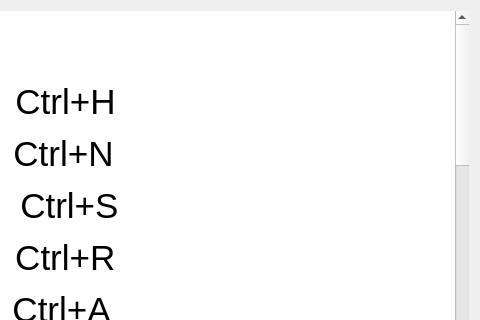
Qt form Codebase/GUI/UI_Files/HelpWidget.ui (Mulukulum/Amberia) before a commit; both pictures show x 687 to 1167 and y 0 to 320 of the 1167 by 665 pixel window.
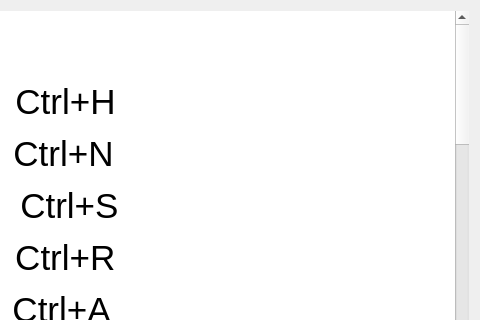
The same form after that commit. Icons and pictures are not drawn.

Commit message: Added all the text into the help window

What changed in the file:
```diff
--- a/Codebase/GUI/UI_Files/HelpWidget.ui
+++ b/Codebase/GUI/UI_Files/HelpWidget.ui
@@ -40,10 +40,10 @@
 &lt;p style=&quot; margin-top:12px; margin-bottom:12px; margin-left:0px; margin-right:0px; -qt-block-indent:0; text-indent:0px;&quot;&gt;&lt;span style=&quot; font-size:18pt;&quot;&gt;The sidebar (shown below) contains all your projects and a few other useful buttons&lt;/span&gt;&lt;/p&gt;
 &lt;p align=&quot;justify&quot; style=&quot; margin-top:12px; margin-bottom:12px; margin-left:0px; margin-right:0px; -qt-block-indent:0; text-indent:0px;&quot;&gt;&lt;img src=&quot;:/Images/Sidebar.png&quot; /&gt; &lt;span style=&quot; font-size:20pt;&quot;&gt; &lt;/span&gt;&lt;/p&gt;
 &lt;p style=&quot;-qt-paragraph-type:empty; margin-top:12px; margin-bottom:12px; margin-left:0px; margin-right:0px; -qt-block-indent:0; text-indent:0px;&quot;&gt;&lt;br /&gt;&lt;/p&gt;
-&lt;p style=&quot; margin-top:12px; margin-bottom:12px; margin-left:0px; margin-right:0px; -qt-block-indent:0; text-indent:0px;&quot;&gt;&lt;span style=&quot; font-size:16pt;&quot;&gt;The '&lt;/span&gt;&lt;span style=&quot; font-size:16pt; font-weight:600;&quot;&gt;Help&lt;/span&gt;&lt;span style=&quot; font-size:16pt;&quot;&gt;' Button brings up this screen&lt;/span&gt;&lt;/p&gt;
-&lt;p style=&quot; margin-top:12px; margin-bottom:12px; margin-left:0px; margin-right:0px; -qt-block-indent:0; text-indent:0px;&quot;&gt;&lt;span style=&quot; font-size:16pt;&quot;&gt;The '&lt;/span&gt;&lt;span style=&quot; font-size:16pt; font-weight:600;&quot;&gt;Settings&lt;/span&gt;&lt;span style=&quot; font-size:16pt;&quot;&gt;' Button can be used to customize the app. Customisation is discussed in further detail at the end of this help screen&lt;/span&gt;&lt;/p&gt;
-&lt;p style=&quot; margin-top:12px; margin-bottom:12px; margin-left:0px; margin-right:0px; -qt-block-indent:0; text-indent:0px;&quot;&gt;&lt;span style=&quot; font-size:16pt;&quot;&gt;The '&lt;/span&gt;&lt;span style=&quot; font-size:16pt; font-weight:600;&quot;&gt;Today's Tasks&lt;/span&gt;&lt;span style=&quot; font-size:16pt;&quot;&gt;' Button shows you the tasks that are due today.&lt;/span&gt;&lt;span style=&quot; font-size:14pt;&quot;&gt; &lt;/span&gt;&lt;/p&gt;
-&lt;p style=&quot; margin-top:12px; margin-bottom:12px; margin-left:0px; margin-right:0px; -qt-block-indent:0; text-indent:0px;&quot;&gt;&lt;span style=&quot; font-size:16pt;&quot;&gt;The '&lt;/span&gt;&lt;span style=&quot; font-size:16pt; font-weight:600;&quot;&gt;Add Project&lt;/span&gt;&lt;span style=&quot; font-size:16pt;&quot;&gt;' Button is used to create a project. &lt;/span&gt;&lt;/p&gt;
+&lt;p style=&quot; margin-top:12px; margin-bottom:12px; margin-left:0px; margin-right:0px; -qt-block-indent:0; text-indent:0px;&quot;&gt;&lt;span style=&quot; font-size:16pt;&quot;&gt;• The '&lt;/span&gt;&lt;span style=&quot; font-size:16pt; font-weight:600;&quot;&gt;Help&lt;/span&gt;&lt;span style=&quot; font-size:16pt;&quot;&gt;' Button brings up this screen&lt;/span&gt;&lt;/p&gt;
+&lt;p style=&quot; margin-top:12px; margin-bottom:12px; margin-left:0px; margin-right:0px; -qt-block-indent:0; text-indent:0px;&quot;&gt;&lt;span style=&quot; font-size:16pt;&quot;&gt;• The '&lt;/span&gt;&lt;span style=&quot; font-size:16pt; font-weight:600;&quot;&gt;Settings&lt;/span&gt;&lt;span style=&quot; font-size:16pt;&quot;&gt;' Button can be used to customize the app. Customisation is discussed in further detail at the end of this help screen&lt;/span&gt;&lt;/p&gt;
+&lt;p style=&quot; margin-top:12px; margin-bottom:12px; margin-left:0px; margin-right:0px; -qt-block-indent:0; text-indent:0px;&quot;&gt;&lt;span style=&quot; font-size:16pt;&quot;&gt;• The '&lt;/span&gt;&lt;span style=&quot; font-size:16pt; font-weight:600;&quot;&gt;Today's Tasks&lt;/span&gt;&lt;span style=&quot; font-size:16pt;&quot;&gt;' Button shows you the tasks that are due today.&lt;/span&gt;&lt;span style=&quot; font-size:14pt;&quot;&gt; &lt;/span&gt;&lt;/p&gt;
+&lt;p style=&quot; margin-top:12px; margin-bottom:12px; margin-left:0px; margin-right:0px; -qt-block-indent:0; text-indent:0px;&quot;&gt;&lt;span style=&quot; font-size:16pt;&quot;&gt;• The '&lt;/span&gt;&lt;span style=&quot; font-size:16pt; font-weight:600;&quot;&gt;Add Project&lt;/span&gt;&lt;span style=&quot; font-size:16pt;&quot;&gt;' Button is used to create a project. &lt;/span&gt;&lt;/p&gt;
 &lt;p style=&quot;-qt-paragraph-type:empty; margin-top:12px; margin-bottom:12px; margin-left:0px; margin-right:0px; -qt-block-indent:0; text-indent:0px; font-size:16pt;&quot;&gt;&lt;br /&gt;&lt;/p&gt;
 &lt;p style=&quot; margin-top:12px; margin-bottom:12px; margin-left:0px; margin-right:0px; -qt-block-indent:0; text-indent:0px;&quot;&gt;&lt;span style=&quot; font-size:24pt; text-decoration: underline;&quot;&gt;Projects&lt;/span&gt;&lt;span style=&quot; font-size:24pt;&quot;&gt;:&lt;/span&gt;&lt;/p&gt;
 &lt;p style=&quot; margin-top:12px; margin-bottom:12px; margin-left:0px; margin-right:0px; -qt-block-indent:0; text-indent:0px;&quot;&gt;&lt;span style=&quot; font-size:16pt;&quot;&gt;To get started with managing your tasks, the app requires you to first &lt;/span&gt;&lt;span style=&quot; font-size:16pt; text-decoration: underline;&quot;&gt;create a project&lt;/span&gt;&lt;span style=&quot; font-size:16pt;&quot;&gt;. &lt;/span&gt;&lt;/p&gt;
@@ -52,18 +52,19 @@
 &lt;p style=&quot; margin-top:12px; margin-bottom:12px; margin-left:0px; margin-right:0px; -qt-block-indent:0; text-indent:0px;&quot;&gt;&lt;span style=&quot; font-size:16pt;&quot;&gt;You will also notice a new button in the sidebar with the name of the project. Clicking the button will take you to the project screen&lt;/span&gt;&lt;/p&gt;
 &lt;p style=&quot;-qt-paragraph-type:empty; margin-top:12px; margin-bottom:12px; margin-left:0px; margin-right:0px; -qt-block-indent:0; text-indent:0px;&quot;&gt;&lt;br /&gt;&lt;/p&gt;
 &lt;p style=&quot; margin-top:12px; margin-bottom:12px; margin-left:0px; margin-right:0px; -qt-block-indent:0; text-indent:0px;&quot;&gt;&lt;img src=&quot;:/Images/Project.png&quot; /&gt;&lt;/p&gt;
+&lt;p style=&quot;-qt-paragraph-type:empty; margin-top:12px; margin-bottom:12px; margin-left:0px; margin-right:0px; -qt-block-indent:0; text-indent:0px;&quot;&gt;&lt;br /&gt;&lt;/p&gt;
 &lt;p style=&quot; margin-top:12px; margin-bottom:12px; margin-left:0px; margin-right:0px; -qt-block-indent:0; text-indent:0px;&quot;&gt;&lt;span style=&quot; font-size:14pt;&quot;&gt;To &lt;/span&gt;&lt;span style=&quot; font-size:14pt; font-weight:600;&quot;&gt;PERMANENTLY DELETE&lt;/span&gt;&lt;span style=&quot; font-size:14pt;&quot;&gt; the Project, press the '&lt;/span&gt;&lt;span style=&quot; font-size:14pt; font-weight:600;&quot;&gt;Delete&lt;/span&gt;&lt;span style=&quot; font-size:14pt;&quot;&gt;' key on the keyboard or click the '&lt;/span&gt;&lt;span style=&quot; font-size:14pt; font-weight:600;&quot;&gt;Delete Project&lt;/span&gt;&lt;span style=&quot; font-size:14pt;&quot;&gt;' button.&lt;/span&gt;&lt;/p&gt;
-&lt;p style=&quot; margin-top:12px; margin-bottom:12px; margin-left:0px; margin-right:0px; -qt-block-indent:0; text-indent:0px;&quot;&gt;&lt;span style=&quot; font-size:14pt;&quot;&gt;Deletion is a non-reversible action and once deleted, the project will not be recoverable at all.&lt;/span&gt;&lt;/p&gt;
+&lt;p style=&quot; margin-top:12px; margin-bottom:12px; margin-left:0px; margin-right:0px; -qt-block-indent:0; text-indent:0px;&quot;&gt;&lt;span style=&quot; font-size:14pt;&quot;&gt;Deletion is a &lt;/span&gt;&lt;span style=&quot; font-size:14pt; font-weight:600; text-decoration: underline;&quot;&gt;non-reversible&lt;/span&gt;&lt;span style=&quot; font-size:14pt;&quot;&gt; action and once deleted, the project will not be recoverable at all.&lt;/span&gt;&lt;/p&gt;
 &lt;p style=&quot; margin-top:12px; margin-bottom:12px; margin-left:0px; margin-right:0px; -qt-block-indent:0; text-indent:0px;&quot;&gt;&lt;span style=&quot; font-size:14pt;&quot;&gt;Let us now add a few computer science related tasks using the '&lt;/span&gt;&lt;span style=&quot; font-size:14pt; font-weight:600;&quot;&gt;Add Task'&lt;/span&gt;&lt;span style=&quot; font-size:14pt;&quot;&gt; Button.&lt;/span&gt;&lt;/p&gt;
 &lt;p style=&quot;-qt-paragraph-type:empty; margin-top:12px; margin-bottom:12px; margin-left:0px; margin-right:0px; -qt-block-indent:0; text-indent:0px; font-size:16pt;&quot;&gt;&lt;br /&gt;&lt;/p&gt;
 &lt;p style=&quot;-qt-paragraph-type:empty; margin-top:12px; margin-bottom:12px; margin-left:0px; margin-right:0px; -qt-block-indent:0; text-indent:0px;&quot;&gt;&lt;br /&gt;&lt;/p&gt;
 &lt;p style=&quot; margin-top:12px; margin-bottom:12px; margin-left:0px; margin-right:0px; -qt-block-indent:0; text-indent:0px;&quot;&gt;&lt;span style=&quot; font-size:16pt;&quot;&gt;Now that the tasks have been added, it would be convenient to group all the CS Project related tasks together. &lt;/span&gt;&lt;/p&gt;
-&lt;p style=&quot; margin-top:12px; margin-bottom:12px; margin-left:0px; margin-right:0px; -qt-block-indent:0; text-indent:0px;&quot;&gt;&lt;span style=&quot; font-size:16pt;&quot;&gt;Fortunately, Amberia makes this easy with the use of Sections.&lt;/span&gt;&lt;/p&gt;
+&lt;p style=&quot; margin-top:12px; margin-bottom:12px; margin-left:0px; margin-right:0px; -qt-block-indent:0; text-indent:0px;&quot;&gt;&lt;span style=&quot; font-size:16pt;&quot;&gt;Fortunately, Amberia makes this easy with the use of &lt;/span&gt;&lt;span style=&quot; font-size:16pt; font-weight:600;&quot;&gt;Sections&lt;/span&gt;&lt;span style=&quot; font-size:16pt;&quot;&gt;.&lt;/span&gt;&lt;/p&gt;
 &lt;p style=&quot;-qt-paragraph-type:empty; margin-top:12px; margin-bottom:12px; margin-left:0px; margin-right:0px; -qt-block-indent:0; text-indent:0px; font-size:16pt;&quot;&gt;&lt;br /&gt;&lt;/p&gt;
 &lt;p style=&quot;-qt-paragraph-type:empty; margin-top:12px; margin-bottom:12px; margin-left:0px; margin-right:0px; -qt-block-indent:0; text-indent:0px; font-size:16pt;&quot;&gt;&lt;br /&gt;&lt;/p&gt;
 &lt;p style=&quot; margin-top:12px; margin-bottom:12px; margin-left:0px; margin-right:0px; -qt-block-indent:0; text-indent:0px;&quot;&gt;&lt;span style=&quot; font-size:24pt; text-decoration: underline;&quot;&gt;Sections&lt;/span&gt;&lt;span style=&quot; font-size:24pt;&quot;&gt;:&lt;/span&gt;&lt;/p&gt;
 &lt;p style=&quot; margin-top:12px; margin-bottom:12px; margin-left:0px; margin-right:0px; -qt-block-indent:0; text-indent:0px;&quot;&gt;&lt;span style=&quot; font-size:14pt;&quot;&gt;To add a section, a user can use the '&lt;/span&gt;&lt;span style=&quot; font-size:14pt; font-weight:600;&quot;&gt;Add Section&lt;/span&gt;&lt;span style=&quot; font-size:14pt;&quot;&gt;' Button. &lt;/span&gt;&lt;/p&gt;
-&lt;p style=&quot; margin-top:12px; margin-bottom:12px; margin-left:0px; margin-right:0px; -qt-block-indent:0; text-indent:0px;&quot;&gt;&lt;span style=&quot; font-size:14pt;&quot;&gt;This section can have tasks added to neatly arrange all your tasks. &lt;/span&gt;&lt;/p&gt;
+&lt;p style=&quot; margin-top:12px; margin-bottom:12px; margin-left:0px; margin-right:0px; -qt-block-indent:0; text-indent:0px;&quot;&gt;&lt;span style=&quot; font-size:14pt;&quot;&gt;This section can have tasks added to &lt;/span&gt;&lt;span style=&quot; font-size:14pt; text-decoration: underline;&quot;&gt;neatly arrange&lt;/span&gt;&lt;span style=&quot; font-size:14pt;&quot;&gt; all your tasks. &lt;/span&gt;&lt;/p&gt;
 &lt;p style=&quot; margin-top:12px; margin-bottom:12px; margin-left:0px; margin-right:0px; -qt-block-indent:0; text-indent:0px;&quot;&gt;&lt;span style=&quot; font-size:14pt;&quot;&gt;An example is shown below where all CS Project related tasks are now visible clearly in a section&lt;/span&gt;&lt;/p&gt;
 &lt;p style=&quot;-qt-paragraph-type:empty; margin-top:12px; margin-bottom:12px; margin-left:0px; margin-right:0px; -qt-block-indent:0; text-indent:0px; font-size:14pt;&quot;&gt;&lt;br /&gt;&lt;/p&gt;
 &lt;p style=&quot;-qt-paragraph-type:empty; margin-top:12px; margin-bottom:12px; margin-left:0px; margin-right:0px; -qt-block-indent:0; text-indent:0px; font-size:14pt;&quot;&gt;&lt;br /&gt;&lt;/p&gt;
@@ -71,22 +72,47 @@
 &lt;p style=&quot; margin-top:12px; margin-bottom:12px; margin-left:0px; margin-right:0px; -qt-block-indent:0; text-indent:0px;&quot;&gt;&lt;span style=&quot; font-size:24pt; text-decoration: underline;&quot;&gt;Tasks&lt;/span&gt;&lt;span style=&quot; font-size:24pt;&quot;&gt;:&lt;/span&gt;&lt;/p&gt;
 &lt;p style=&quot; margin-top:12px; margin-bottom:12px; margin-left:0px; margin-right:0px; -qt-block-indent:0; text-indent:0px;&quot;&gt;&lt;span style=&quot; font-size:14pt;&quot;&gt;Tasks have a few important properties (besides the title). &lt;/span&gt;&lt;/p&gt;
 &lt;p style=&quot; margin-top:12px; margin-bottom:12px; margin-left:0px; margin-right:0px; -qt-block-indent:0; text-indent:0px;&quot;&gt;&lt;span style=&quot; font-size:14pt; font-weight:600; text-decoration: underline;&quot;&gt;1.) Priority Level:&lt;/span&gt;&lt;/p&gt;
-&lt;p style=&quot; margin-top:12px; margin-bottom:12px; margin-left:0px; margin-right:0px; -qt-block-indent:0; text-indent:0px;&quot;&gt;&lt;span style=&quot; font-size:14pt;&quot;&gt;	Tasks are created with a default '&lt;/span&gt;&lt;span style=&quot; font-size:14pt; font-weight:600;&quot;&gt;Priority Level&lt;/span&gt;&lt;span style=&quot; font-size:14pt;&quot;&gt;' of 10. &lt;/span&gt;&lt;/p&gt;
-&lt;p style=&quot; margin-top:12px; margin-bottom:12px; margin-left:0px; margin-right:0px; -qt-block-indent:0; text-indent:0px;&quot;&gt;&lt;span style=&quot; font-size:14pt;&quot;&gt;	There are a total of 10 levels with 1 being the highest. &lt;/span&gt;&lt;/p&gt;
+&lt;p style=&quot; margin-top:12px; margin-bottom:12px; margin-left:0px; margin-right:0px; -qt-block-indent:0; text-indent:0px;&quot;&gt;&lt;span style=&quot; font-size:14pt;&quot;&gt;	• Tasks are created with a default '&lt;/span&gt;&lt;span style=&quot; font-size:14pt; font-weight:600;&quot;&gt;Priority Level&lt;/span&gt;&lt;span style=&quot; font-size:14pt;&quot;&gt;' of 10. &lt;/span&gt;&lt;/p&gt;
+&lt;p style=&quot; margin-top:12px; margin-bottom:12px; margin-left:0px; margin-right:0px; -qt-block-indent:0; text-indent:0px;&quot;&gt;&lt;span style=&quot; font-size:14pt;&quot;&gt;	• There are a total of 10 levels with 1 being the highest. &lt;/span&gt;&lt;/p&gt;
 &lt;p style=&quot; margin-top:12px; margin-bottom:12px; margin-left:0px; margin-right:0px; -qt-block-indent:0; text-indent:0px;&quot;&gt;&lt;span style=&quot; font-size:14pt; font-weight:600; text-decoration: underline;&quot;&gt;2.) Due Date:&lt;/span&gt;&lt;span style=&quot; font-size:14pt; font-weight:600;&quot;&gt; &lt;/span&gt;&lt;/p&gt;
-&lt;p style=&quot; margin-top:12px; margin-bottom:12px; margin-left:0px; margin-right:0px; -qt-block-indent:0; text-indent:0px;&quot;&gt;&lt;span style=&quot; font-size:14pt;&quot;&gt;	Tasks have a due date, which is not set when a task is created. &lt;/span&gt;&lt;/p&gt;
-&lt;p style=&quot; margin-top:12px; margin-bottom:12px; margin-left:0px; margin-right:0px; -qt-block-indent:0; text-indent:0px;&quot;&gt;&lt;span style=&quot; font-size:14pt;&quot;&gt;	Due date maybe set after creation and you can choose to be reminded when the task is due. &lt;/span&gt;&lt;/p&gt;
+&lt;p style=&quot; margin-top:12px; margin-bottom:12px; margin-left:0px; margin-right:0px; -qt-block-indent:0; text-indent:0px;&quot;&gt;&lt;span style=&quot; font-size:14pt;&quot;&gt;	• Tasks have a due date, which &lt;/span&gt;&lt;span style=&quot; font-size:14pt; text-decoration: underline;&quot;&gt;is not set&lt;/span&gt;&lt;span style=&quot; font-size:14pt;&quot;&gt; when a task is created. &lt;/span&gt;&lt;/p&gt;
+&lt;p style=&quot; margin-top:12px; margin-bottom:12px; margin-left:0px; margin-right:0px; -qt-block-indent:0; text-indent:0px;&quot;&gt;&lt;span style=&quot; font-size:14pt;&quot;&gt;	• Due date &lt;/span&gt;&lt;span style=&quot; font-size:14pt; text-decoration: underline;&quot;&gt;maybe set after creation&lt;/span&gt;&lt;span style=&quot; font-size:14pt;&quot;&gt; and you can choose to be reminded when the task is due. &lt;/span&gt;&lt;/p&gt;
 &lt;p style=&quot; margin-top:12px; margin-bottom:12px; margin-left:0px; margin-right:0px; -qt-block-indent:0; text-indent:0px;&quot;&gt;&lt;span style=&quot; font-size:14pt; font-weight:600; text-decoration: underline;&quot;&gt;3.) Description:&lt;/span&gt;&lt;span style=&quot; font-size:14pt; font-weight:600;&quot;&gt; &lt;/span&gt;&lt;/p&gt;
-&lt;p style=&quot; margin-top:12px; margin-bottom:12px; margin-left:0px; margin-right:0px; -qt-block-indent:0; text-indent:0px;&quot;&gt;&lt;span style=&quot; font-size:14pt;&quot;&gt;	Tasks can have notes or text attached to them which can be used to store important information like a list of groceries for example. &lt;/span&gt;&lt;/p&gt;
+&lt;p style=&quot; margin-top:12px; margin-bottom:12px; margin-left:0px; margin-right:0px; -qt-block-indent:0; text-indent:0px;&quot;&gt;&lt;span style=&quot; font-size:14pt;&quot;&gt;	• Tasks can have notes or text attached to them which can be used to store important information like a list of groceries for example. &lt;/span&gt;&lt;/p&gt;
 &lt;p style=&quot; margin-top:12px; margin-bottom:12px; margin-left:0px; margin-right:0px; -qt-block-indent:0; text-indent:0px;&quot;&gt;&lt;span style=&quot; font-size:14pt; font-weight:600; text-decoration: underline;&quot;&gt;4.) Reminder:&lt;/span&gt;&lt;/p&gt;
-&lt;p style=&quot; margin-top:12px; margin-bottom:12px; margin-left:0px; margin-right:0px; -qt-block-indent:0; text-indent:0px;&quot;&gt;&lt;span style=&quot; font-size:14pt;&quot;&gt;	When you would like to be reminded about a task by notification, checking the '&lt;/span&gt;&lt;span style=&quot; font-size:14pt; font-weight:600;&quot;&gt;Remind Me' &lt;/span&gt;&lt;span style=&quot; font-size:14pt;&quot;&gt;box will popup a notification at the due date. &lt;/span&gt;&lt;/p&gt;
-&lt;p style=&quot; margin-top:12px; margin-bottom:12px; margin-left:0px; margin-right:0px; -qt-block-indent:0; text-indent:0px;&quot;&gt;&lt;span style=&quot; font-size:14pt;&quot;&gt;Tasks may also be deleted&lt;/span&gt;&lt;/p&gt;
-&lt;p style=&quot;-qt-paragraph-type:empty; margin-top:12px; margin-bottom:12px; margin-left:0px; margin-right:0px; -qt-block-indent:0; text-indent:0px; font-size:14pt;&quot;&gt;&lt;br /&gt;&lt;/p&gt;
-&lt;p style=&quot; margin-top:12px; margin-bottom:12px; margin-left:0px; margin-right:0px; -qt-block-indent:0; text-indent:0px;&quot;&gt;&lt;span style=&quot; font-size:18pt;&quot;&gt;These properties can be edited using the '&lt;/span&gt;&lt;span style=&quot; font-size:18pt; font-weight:600;&quot;&gt;Edit Task' &lt;/span&gt;&lt;span style=&quot; font-size:18pt;&quot;&gt;button. An example is shown below&lt;/span&gt;&lt;br /&gt;&lt;/p&gt;
+&lt;p style=&quot; margin-top:12px; margin-bottom:12px; margin-left:0px; margin-right:0px; -qt-block-indent:0; text-indent:0px;&quot;&gt;&lt;span style=&quot; font-size:14pt;&quot;&gt;	• When you would like to be reminded about a task by notification, checking the '&lt;/span&gt;&lt;span style=&quot; font-size:14pt; font-weight:600;&quot;&gt;Remind Me' &lt;/span&gt;&lt;span style=&quot; font-size:14pt;&quot;&gt;box will popup a notification at the due date. &lt;/span&gt;&lt;/p&gt;
+&lt;p style=&quot; margin-top:12px; margin-bottom:12px; margin-left:0px; margin-right:0px; -qt-block-indent:0; text-indent:0px;&quot;&gt;&lt;span style=&quot; font-size:20pt;&quot;&gt;Tasks may also be &lt;/span&gt;&lt;span style=&quot; font-size:20pt; text-decoration: underline;&quot;&gt;deleted&lt;/span&gt;&lt;/p&gt;
+&lt;p style=&quot; margin-top:12px; margin-bottom:12px; margin-left:0px; margin-right:0px; -qt-block-indent:0; text-indent:0px;&quot;&gt;&lt;span style=&quot; font-size:18pt;&quot;&gt;These properties can be edited using the '&lt;/span&gt;&lt;span style=&quot; font-size:18pt; font-weight:600;&quot;&gt;Edit Task' &lt;/span&gt;&lt;span style=&quot; font-size:18pt;&quot;&gt;button. An example is shown below&lt;/span&gt;&lt;/p&gt;
+&lt;p style=&quot;-qt-paragraph-type:empty; margin-top:12px; margin-bottom:12px; margin-left:0px; margin-right:0px; -qt-block-indent:0; text-indent:0px; font-size:18pt;&quot;&gt;&lt;br /&gt;&lt;/p&gt;
 &lt;p style=&quot;-qt-paragraph-type:empty; margin-top:12px; margin-bottom:12px; margin-left:0px; margin-right:0px; -qt-block-indent:0; text-indent:0px;&quot;&gt;&lt;br /&gt;&lt;/p&gt;
 &lt;p style=&quot;-qt-paragraph-type:empty; margin-top:12px; margin-bottom:12px; margin-left:0px; margin-right:0px; -qt-block-indent:0; text-indent:0px;&quot;&gt;&lt;br /&gt;&lt;/p&gt;
 &lt;p style=&quot;-qt-paragraph-type:empty; margin-top:12px; margin-bottom:12px; margin-left:0px; margin-right:0px; -qt-block-indent:0; text-indent:0px;&quot;&gt;&lt;br /&gt;&lt;/p&gt;
 &lt;p style=&quot;-qt-paragraph-type:empty; margin-top:12px; margin-bottom:12px; margin-left:0px; margin-right:0px; -qt-block-indent:0; text-indent:0px;&quot;&gt;&lt;br /&gt;&lt;/p&gt;
+&lt;p style=&quot;-qt-paragraph-type:empty; margin-top:12px; margin-bottom:12px; margin-left:0px; margin-right:0px; -qt-block-indent:0; text-indent:0px;&quot;&gt;&lt;br /&gt;&lt;/p&gt;
+&lt;p style=&quot; margin-top:12px; margin-bottom:12px; margin-left:0px; margin-right:0px; -qt-block-indent:0; text-indent:0px;&quot;&gt;&lt;span style=&quot; font-size:26pt; text-decoration: underline;&quot;&gt;Customisation:&lt;/span&gt;&lt;/p&gt;
+&lt;p style=&quot; margin-top:12px; margin-bottom:12px; margin-left:0px; margin-right:0px; -qt-block-indent:0; text-indent:0px;&quot;&gt;&lt;span style=&quot; font-size:26pt;&quot;&gt;Amberia allows the user to customize the looks, colors and sizes of its components.&lt;/span&gt;&lt;br /&gt;&lt;/p&gt;
+&lt;p style=&quot; margin-top:12px; margin-bottom:12px; margin-left:0px; margin-right:0px; -qt-block-indent:0; text-indent:0px;&quot;&gt;&lt;span style=&quot; font-size:24pt; text-decoration: underline;&quot;&gt;List of customizable items:&lt;/span&gt;&lt;/p&gt;
+&lt;p style=&quot; margin-top:12px; margin-bottom:12px; margin-left:0px; margin-right:0px; -qt-block-indent:0; text-indent:0px;&quot;&gt;&lt;span style=&quot; font-size:20pt;&quot;&gt;(i) &lt;/span&gt;&lt;span style=&quot; font-size:20pt; text-decoration: underline;&quot;&gt;Projects:&lt;/span&gt;&lt;/p&gt;
+&lt;p style=&quot; margin-top:12px; margin-bottom:12px; margin-left:0px; margin-right:0px; -qt-block-indent:0; text-indent:0px;&quot;&gt;&lt;span style=&quot; font-size:16pt;&quot;&gt;	• Project Color and Title&lt;/span&gt;&lt;/p&gt;
+&lt;p style=&quot; margin-top:12px; margin-bottom:12px; margin-left:0px; margin-right:0px; -qt-block-indent:0; text-indent:0px;&quot;&gt;&lt;span style=&quot; font-size:20pt;&quot;&gt;(ii) &lt;/span&gt;&lt;span style=&quot; font-size:20pt; text-decoration: underline;&quot;&gt;Sections:&lt;/span&gt;&lt;/p&gt;
+&lt;p style=&quot; margin-top:12px; margin-bottom:12px; margin-left:0px; margin-right:0px; -qt-block-indent:0; text-indent:0px;&quot;&gt;&lt;span style=&quot; font-size:16pt;&quot;&gt;	• Section Title&lt;/span&gt;&lt;/p&gt;
+&lt;p style=&quot; margin-top:12px; margin-bottom:12px; margin-left:0px; margin-right:0px; -qt-block-indent:0; text-indent:0px;&quot;&gt;&lt;span style=&quot; font-size:16pt;&quot;&gt;	• Minimum display height of a Section&lt;/span&gt;&lt;/p&gt;
+&lt;p style=&quot; margin-top:12px; margin-bottom:12px; margin-left:0px; margin-right:0px; -qt-block-indent:0; text-indent:0px;&quot;&gt;&lt;span style=&quot; font-size:20pt;&quot;&gt;(iii) &lt;/span&gt;&lt;span style=&quot; font-size:20pt; text-decoration: underline;&quot;&gt;Tasks:&lt;/span&gt;&lt;/p&gt;
+&lt;p style=&quot; margin-top:12px; margin-bottom:12px; margin-left:0px; margin-right:0px; -qt-block-indent:0; text-indent:0px;&quot;&gt;&lt;span style=&quot; font-size:16pt;&quot;&gt;	• Minimum display height of a Task&lt;/span&gt;&lt;/p&gt;
+&lt;p style=&quot; margin-top:12px; margin-bottom:12px; margin-left:0px; margin-right:0px; -qt-block-indent:0; text-indent:0px;&quot;&gt;&lt;span style=&quot; font-size:16pt;&quot;&gt;	• Color of task priorities&lt;/span&gt;&lt;/p&gt;
+&lt;p style=&quot; margin-top:12px; margin-bottom:12px; margin-left:0px; margin-right:0px; -qt-block-indent:0; text-indent:0px;&quot;&gt;&lt;span style=&quot; font-size:20pt;&quot;&gt;(iv) &lt;/span&gt;&lt;span style=&quot; font-size:20pt; text-decoration: underline;&quot;&gt;Sidebar:&lt;/span&gt;&lt;/p&gt;
+&lt;p style=&quot; margin-top:12px; margin-bottom:12px; margin-left:0px; margin-right:0px; -qt-block-indent:0; text-indent:0px;&quot;&gt;&lt;span style=&quot; font-size:16pt;&quot;&gt;	• Sidebar Scale Factor (To control how much of the screen the sidebar occupies)&lt;/span&gt;&lt;/p&gt;
+&lt;p style=&quot; margin-top:12px; margin-bottom:12px; margin-left:0px; margin-right:0px; -qt-block-indent:0; text-indent:0px;&quot;&gt;&lt;span style=&quot; font-size:20pt;&quot;&gt;(v) &lt;/span&gt;&lt;span style=&quot; font-size:20pt; text-decoration: underline;&quot;&gt;Overall Theme and other Display behaviours&lt;/span&gt;&lt;span style=&quot; font-size:20pt;&quot;&gt;:&lt;/span&gt;&lt;/p&gt;
+&lt;p style=&quot; margin-top:12px; margin-bottom:12px; margin-left:0px; margin-right:0px; -qt-block-indent:0; text-indent:0px;&quot;&gt;&lt;span style=&quot; font-size:16pt;&quot;&gt;	• 4 choices are offered for the color and look of the app&lt;/span&gt;&lt;/p&gt;
+&lt;p style=&quot;-qt-paragraph-type:empty; margin-top:12px; margin-bottom:12px; margin-left:0px; margin-right:0px; -qt-block-indent:0; text-indent:0px; font-size:16pt;&quot;&gt;&lt;br /&gt;&lt;/p&gt;
+&lt;p style=&quot; margin-top:12px; margin-bottom:12px; margin-left:0px; margin-right:0px; -qt-block-indent:0; text-indent:0px;&quot;&gt;&lt;span style=&quot; font-size:16pt;&quot;&gt;Most of these customisations can be made through the settings or the '&lt;/span&gt;&lt;span style=&quot; font-size:16pt; font-weight:600;&quot;&gt;Edit&lt;/span&gt;&lt;span style=&quot; font-size:16pt;&quot;&gt;' buttons.&lt;/span&gt;&lt;/p&gt;
+&lt;p style=&quot; margin-top:12px; margin-bottom:12px; margin-left:0px; margin-right:0px; -qt-block-indent:0; text-indent:0px;&quot;&gt;&lt;span style=&quot; font-size:16pt;&quot;&gt;These values maybe reset to default, except for the color of the Project and Titles which cannot be reset. &lt;/span&gt;&lt;/p&gt;
+&lt;p style=&quot;-qt-paragraph-type:empty; margin-top:12px; margin-bottom:12px; margin-left:0px; margin-right:0px; -qt-block-indent:0; text-indent:0px; font-size:16pt;&quot;&gt;&lt;br /&gt;&lt;/p&gt;
+&lt;p style=&quot; margin-top:12px; margin-bottom:12px; margin-left:0px; margin-right:0px; -qt-block-indent:0; text-indent:0px;&quot;&gt;&lt;span style=&quot; font-size:16pt;&quot;&gt;Additionally, if you're incredibly smart you can also customise the app by editing the stylesheets &lt;/span&gt;&lt;/p&gt;
+&lt;p style=&quot; margin-top:12px; margin-bottom:12px; margin-left:0px; margin-right:0px; -qt-block-indent:0; text-indent:0px;&quot;&gt;&lt;span style=&quot; font-size:16pt; text-decoration: underline;&quot;&gt;Location:&lt;/span&gt;&lt;span style=&quot; font-size:16pt;&quot;&gt; Amberia/Codebase/GUI/Stylesheets &lt;/span&gt;&lt;/p&gt;
+&lt;p style=&quot;-qt-paragraph-type:empty; margin-top:12px; margin-bottom:12px; margin-left:0px; margin-right:0px; -qt-block-indent:0; text-indent:0px; font-size:16pt;&quot;&gt;&lt;br /&gt;&lt;/p&gt;
+&lt;p align=&quot;center&quot; style=&quot; margin-top:12px; margin-bottom:12px; margin-left:0px; margin-right:0px; -qt-block-indent:0; text-indent:0px;&quot;&gt;&lt;span style=&quot; font-size:24pt;&quot;&gt;Have fun using the App!&lt;/span&gt;&lt;/p&gt;
+&lt;p align=&quot;center&quot; style=&quot;-qt-paragraph-type:empty; margin-top:12px; margin-bottom:12px; margin-left:0px; margin-right:0px; -qt-block-indent:0; text-indent:0px; font-size:24pt;&quot;&gt;&lt;br /&gt;&lt;/p&gt;
 &lt;p align=&quot;center&quot; style=&quot; margin-top:12px; margin-bottom:12px; margin-left:0px; margin-right:0px; -qt-block-indent:0; text-indent:0px;&quot;&gt;&lt;a href=&quot;https://github.com/Mulukulum/Amberia&quot;&gt;&lt;span style=&quot; font-size:26pt; text-decoration: underline; color:#0000ff;&quot;&gt;Amberia&lt;/span&gt;&lt;/a&gt;&lt;span style=&quot; font-size:24pt;&quot;&gt; Made By:&lt;/span&gt;&lt;/p&gt;
 &lt;p align=&quot;center&quot; style=&quot; margin-top:12px; margin-bottom:12px; margin-left:0px; margin-right:0px; -qt-block-indent:0; text-indent:0px;&quot;&gt;&lt;a href=&quot;https://github.com/Mulukulum&quot;&gt;&lt;span style=&quot; font-size:24pt; text-decoration: underline; color:#0000ff;&quot;&gt;Mukul&lt;/span&gt;&lt;/a&gt;&lt;/p&gt;
 &lt;p align=&quot;center&quot; style=&quot; margin-top:12px; margin-bottom:12px; margin-left:0px; margin-right:0px; -qt-block-indent:0; text-indent:0px;&quot;&gt;&lt;a href=&quot;https://github.com/Professional-Retard&quot;&gt;&lt;span style=&quot; font-size:24pt; text-decoration: underline; color:#0000ff;&quot;&gt;Rohit&lt;/span&gt;&lt;/a&gt;&lt;/p&gt;
```
The commit also changes 2 other files.
